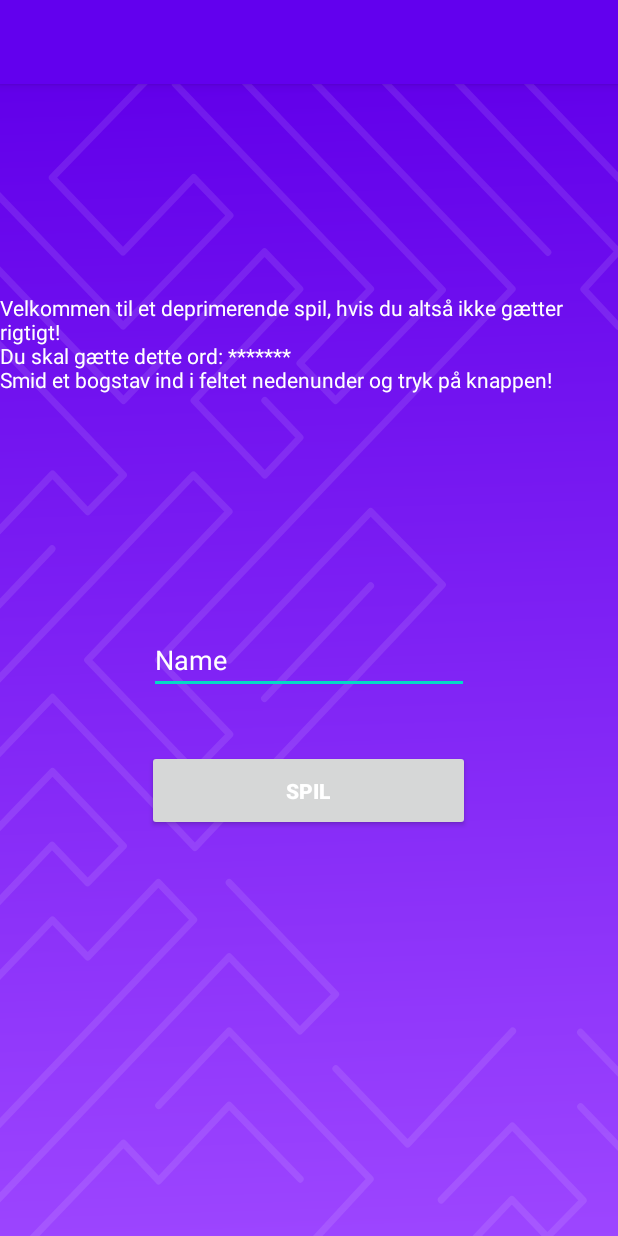
After one commit to MerithzDTU/Galgeleg, an Android app: the Spillet_akt screen opened directly, with no data from a screen before it, on a phone screen of 412 x 824 dp. The commit adds this screen. Run offline under Robolectric (Android 15) with nearby library versions, the phone set to English and light mode, and no system bars.

Commit message:
Rework: Istedet for programmatisk layout, er jeg nu gået over til deklarativt, det skal jo se smukt ud ;)

```diff
--- a/app/build.gradle
+++ b/app/build.gradle
@@ -6,7 +6,7 @@ android {
 
     defaultConfig {
         applicationId "com.example.galgeleg"
-        minSdkVersion 14
+        minSdkVersion 17
         targetSdkVersion 30
         versionCode 1
         versionName "1.0"
--- a/app/src/main/AndroidManifest.xml
+++ b/app/src/main/AndroidManifest.xml
@@ -9,7 +9,11 @@
         android:roundIcon="@mipmap/ic_launcher_round"
         android:supportsRtl="true"
         android:theme="@style/AppTheme">
-        <activity android:name=".SplashScreen"
+        <activity android:name=".Hjaelp_akt"></activity>
+        <activity android:name=".Highscore_akt" />
+        <activity android:name=".Spillet_akt" />
+        <activity
+            android:name=".SplashScreen"
             android:theme="@style/SplashScreen">
             <intent-filter>
                 <action android:name="android.intent.action.MAIN" />
--- /dev/null
+++ b/app/src/main/java/com/example/galgeleg/Spillet_akt.java
@@ -0,0 +1,83 @@
+package com.example.galgeleg;
+
+import androidx.annotation.RequiresApi;
+import androidx.appcompat.app.AppCompatActivity;
+
+import android.os.Build;
+import android.os.Bundle;
+import android.view.View;
+import android.view.animation.Animation;
+import android.view.animation.AnimationUtils;
+import android.widget.Button;
+import android.widget.EditText;
+import android.widget.TableLayout;
+import android.widget.TextView;
+
+public class Spillet_akt extends AppCompatActivity implements View.OnClickListener {
+    Galgelogik logik = new Galgelogik();
+    Animation animation;
+    Button sendSvar;
+    TextView spilInfo;
+    EditText gaetteFelt;
+
+    @RequiresApi(api = Build.VERSION_CODES.JELLY_BEAN_MR1)
+    @Override
+    protected void onCreate(Bundle savedInstanceState) {
+        super.onCreate(savedInstanceState);
+        animation = AnimationUtils.loadAnimation(this, R.anim.ryst);
+        setContentView(R.layout.activity_spillet_akt);
+        //Programmatisk layout
+
+        spilInfo = findViewById(R.id.spilInfo);
+        spilInfo.setText("Velkommen til et deprimerende spil, hvis du altså ikke gætter rigtigt!" +
+                "\nDu skal gætte dette ord: " + logik.getSynligtOrd() +
+                "\nSmid et bogstav ind i feltet nedenunder og tryk på knappen!\n");
+
+        String velkomst = getIntent().getStringExtra("velkomst");
+        if (velkomst != null) spilInfo.append(velkomst);
+
+
+        gaetteFelt = findViewById(R.id.gaetteFelt);
+        gaetteFelt.setHint("Det er her bogstavet skal gættes!");
+
+        sendSvar = findViewById(R.id.sendSvar);
+        sendSvar.setText("Spil");
+
+        //sendSvar.setCompoundDrawablesRelativeWithIntrinsicBounds(android.R.drawable.ic_media_play,0,0,0);
+
+
+        logik.logStatus(); //rigtige i loggen
+    }
+
+    @Override
+    public void onClick(View v) {
+        System.out.println("1");
+        String bogstav = gaetteFelt.getText().toString();
+        if(bogstav.length() != 1){
+            gaetteFelt.setError("KUN ÉT BOGSTAV!");
+            return;
+        }
+        System.out.println("2");
+        logik.gætBogstav(bogstav);
+        System.out.println("3");
+        gaetteFelt.setText("");
+        gaetteFelt.setError(null);
+       /* animation.reset();
+        sendSvar.clearAnimation();
+        sendSvar.startAnimation(animation); */
+        opdaterSkærm();
+        System.out.println("4");
+    }
+    private void opdaterSkærm(){
+        spilInfo.setText("Gæt ordet: " + logik.getSynligtOrd());
+        spilInfo.append("\n\nDu har " + logik.getAntalForkerteBogstaver() + " forkerte:" + logik.getBrugteBogstaver());
+
+        if(logik.erSpilletVundet()){
+            spilInfo.append("\nDu har vundet");
+        }
+        if(logik.erSpilletTabt()){
+            spilInfo.append("\nDu har tabt, ordet var: " + logik.getOrdet());
+        }
+    }
+
+}
--- a/app/src/main/java/com/example/galgeleg/SplashScreen.java
+++ b/app/src/main/java/com/example/galgeleg/SplashScreen.java
@@ -1,3 +1,4 @@
+//Hjælp til splash screen er fra Aryan Ganotra's youtube kanal https://www.youtube.com/watch?v=D7c4bZzLVxs&ab_channel=AryanGanotra
 package com.example.galgeleg;
 
 import android.content.Intent;
@@ -12,5 +13,7 @@ public class SplashScreen extends AppCompatActivity {
         super.onCreate(savedInstanceState);
 
         startActivity(new Intent(this, MainActivity.class));
+        //vigtigt at finish() huskes her, da man ellers kan gå tilbage fra hovedmenuen til splashscreen
+        finish();
     }
 }
--- /dev/null
+++ b/app/src/main/res/anim/cycle.xml
@@ -0,0 +1,6 @@
+<?xml version="1.0" encoding="utf-8"?>
+<!-- Taget fra reddit-brugeren Teraload's kommentar fra /r/androiddev
+https://www.reddit.com/r/androiddev/comments/2e2g3z/button_shake_how/ -->
+<cycleInterpolator
+    xmlns:android="http://schemas.android.com/apk/res/android"
+    android:cycles="7"/>
--- /dev/null
+++ b/app/src/main/res/anim/ryst.xml
@@ -0,0 +1,9 @@
+<?xml version="1.0" encoding="utf-8"?>
+<!-- Taget fra reddit-brugeren Teraload's kommentar fra /r/androiddev
+https://www.reddit.com/r/androiddev/comments/2e2g3z/button_shake_how/ -->
+<translate
+    xmlns:android="http://schemas.android.com/apk/res/android"
+    android:fromXDelta="0"
+    android:toXDelta="10"
+    android:duration="1000"
+    android:interpolator="@anim/cycle"/>
--- /dev/null
+++ b/app/src/main/res/layout/activity_spillet_akt.xml
@@ -0,0 +1,48 @@
+<?xml version="1.0" encoding="utf-8"?>
+<androidx.constraintlayout.widget.ConstraintLayout xmlns:android="http://schemas.android.com/apk/res/android"
+    xmlns:app="http://schemas.android.com/apk/res-auto"
+    xmlns:tools="http://schemas.android.com/tools"
+    android:layout_width="match_parent"
+    android:layout_height="match_parent"
+    tools:context=".Spillet_akt"
+    android:background="@drawable/ic_main_background">
+
+    <EditText
+        android:id="@+id/gaetteFelt"
+        android:layout_width="wrap_content"
+        android:layout_height="wrap_content"
+        android:ems="10"
+        android:inputType="textPersonName"
+        android:text="Name"
+        android:textColor="#FFFFFF"
+        app:layout_constraintBottom_toBottomOf="parent"
+        app:layout_constraintEnd_toEndOf="parent"
+        app:layout_constraintStart_toStartOf="parent"
+        app:layout_constraintTop_toTopOf="parent" />
+
+    <TextView
+        android:id="@+id/spilInfo"
+        android:layout_width="wrap_content"
+        android:layout_height="wrap_content"
+        android:text="TextView"
+        android:textColor="#FFFFFF"
+        app:layout_constraintBottom_toTopOf="@+id/gaetteFelt"
+        app:layout_constraintEnd_toEndOf="parent"
+        app:layout_constraintStart_toStartOf="parent"
+        app:layout_constraintTop_toTopOf="parent" />
+
+    <Button
+        android:id="@+id/sendSvar"
+        android:layout_width="215dp"
+        android:layout_height="54dp"
+        android:text="Button"
+        android:onClick="onClick"
+        android:textColor="#FFFFFF"
+        android:textStyle="bold"
+        app:layout_constraintBottom_toBottomOf="parent"
+        app:layout_constraintEnd_toEndOf="parent"
+        app:layout_constraintHorizontal_bias="0.498"
+        app:layout_constraintStart_toStartOf="parent"
+        app:layout_constraintTop_toBottomOf="@+id/gaetteFelt"
+        app:layout_constraintVertical_bias="0.122" />
+</androidx.constraintlayout.widget.ConstraintLayout>
```
Also changed, not shown: app/src/main/java/com/example/galgeleg/Highscore_akt.java (added, +14 -0 lines), app/src/main/java/com/example/galgeleg/Hjaelp_akt.java (added, +14 -0 lines), app/src/main/java/com/example/galgeleg/MainActivity.java (+25 -0 lines), app/src/main/res/layout/activity_highscore_akt.xml (added, +9 -0 lines), app/src/main/res/layout/activity_hjaelp_akt.xml (added, +9 -0 lines).
